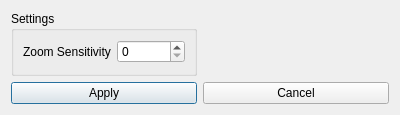
levirogalla/truss-gui, file src/dialogs/generalsettings/generalsettings.ui: the form before one commit.
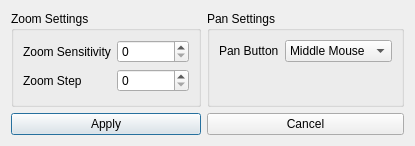
The form after the commit.

Commit message:
feat: panning button selection for right mouse
Add support for truck pad by giving ability to switch pan mode activation to right mouse button from middle mouse button.

```diff
--- a/src/dialogs/generalsettings/generalsettings.ui
+++ b/src/dialogs/generalsettings/generalsettings.ui
@@ -6,8 +6,8 @@
    <rect>
     <x>0</x>
     <y>0</y>
-    <width>400</width>
-    <height>115</height>
+    <width>415</width>
+    <height>146</height>
    </rect>
   </property>
   <property name="windowTitle">
@@ -17,7 +17,7 @@
    <item row="0" column="0">
     <widget class="QGroupBox" name="groupBox">
      <property name="title">
-      <string>Settings</string>
+      <string>Zoom Settings</string>
      </property>
      <layout class="QFormLayout" name="formLayout">
       <item row="0" column="0">
@@ -30,6 +30,16 @@
       <item row="0" column="1">
        <widget class="QSpinBox" name="zoomSensitiviySpinBox"/>
       </item>
+      <item row="1" column="0">
+       <widget class="QLabel" name="label">
+        <property name="text">
+         <string>Zoom Step</string>
+        </property>
+       </widget>
+      </item>
+      <item row="1" column="1">
+       <widget class="QSpinBox" name="zoomStepSpinBox"/>
+      </item>
      </layout>
     </widget>
    </item>
@@ -47,6 +57,36 @@
      </property>
     </widget>
    </item>
+   <item row="0" column="1">
+    <widget class="QGroupBox" name="groupBox_2">
+     <property name="title">
+      <string>Pan Settings</string>
+     </property>
+     <layout class="QFormLayout" name="formLayout_2">
+      <item row="0" column="0">
+       <widget class="QLabel" name="label_2">
+        <property name="text">
+         <string>Pan Button</string>
+        </property>
+       </widget>
+      </item>
+      <item row="0" column="1">
+       <widget class="QComboBox" name="panButtonSelection">
+        <item>
+         <property name="text">
+          <string>Middle Mouse</string>
+         </property>
+        </item>
+        <item>
+         <property name="text">
+          <string>Right Mouse</string>
+         </property>
+        </item>
+       </widget>
+      </item>
+     </layout>
+    </widget>
+   </item>
   </layout>
  </widget>
  <resources/>
```
The commit also changes 10 other files.
